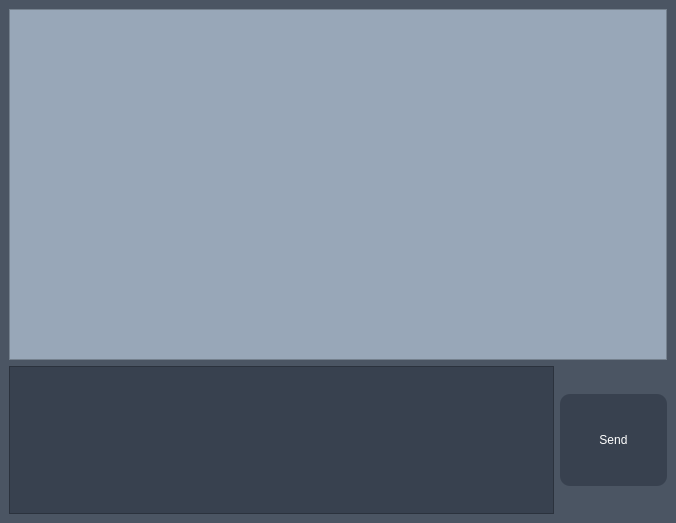
This is client.ui in adsfasdfdsf/client as Qt 5 draws it before an edit. The edited form follows.
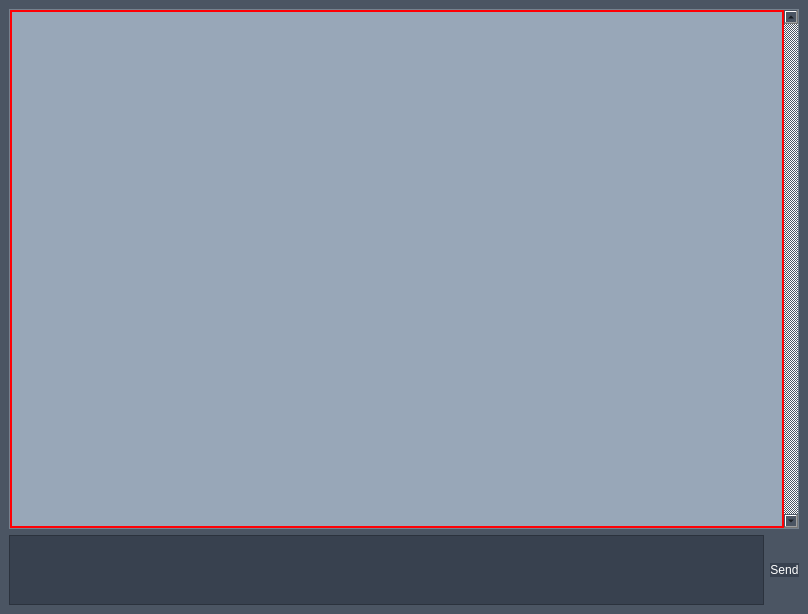
This is the edited form.

Commit message: important: add .gitignore file; change .ui files for tests: change client::client (constructor); add red frame in client::chat

What changed in the file:
```diff
--- a/client.ui
+++ b/client.ui
@@ -6,8 +6,8 @@
    <rect>
     <x>0</x>
     <y>0</y>
-    <width>676</width>
-    <height>523</height>
+    <width>808</width>
+    <height>614</height>
    </rect>
   </property>
   <property name="windowTitle">
@@ -16,7 +16,6 @@
   <property name="styleSheet">
    <string notr="true">QWidget{
 	background: #4b5563;
-	padding: none;
 }</string>
   </property>
   <widget class="QWidget" name="centralwidget">
@@ -46,19 +45,25 @@
       <property name="lineWidth">
        <number>0</number>
       </property>
+      <property name="verticalScrollBarPolicy">
+       <enum>Qt::ScrollBarAlwaysOn</enum>
+      </property>
       <property name="sizeAdjustPolicy">
-       <enum>QAbstractScrollArea::AdjustToContents</enum>
+       <enum>QAbstractScrollArea::AdjustIgnored</enum>
       </property>
       <property name="widgetResizable">
-       <bool>false</bool>
+       <bool>true</bool>
+      </property>
+      <property name="alignment">
+       <set>Qt::AlignRight|Qt::AlignTrailing|Qt::AlignVCenter</set>
       </property>
       <widget class="QWidget" name="chat">
        <property name="geometry">
         <rect>
          <x>0</x>
          <y>0</y>
-         <width>386</width>
-         <height>265</height>
+         <width>774</width>
+         <height>516</height>
         </rect>
        </property>
        <property name="sizePolicy">
@@ -67,6 +72,12 @@
          <verstretch>0</verstretch>
         </sizepolicy>
        </property>
+       <property name="styleSheet">
+        <string notr="true">QWidget {
+    border: 2 solid rgb(255, 0, 4);
+}
+</string>
+       </property>
        <layout class="QVBoxLayout" name="verticalLayout_2">
         <property name="spacing">
          <number>6</number>
```
The commit also changes 3 other files.
